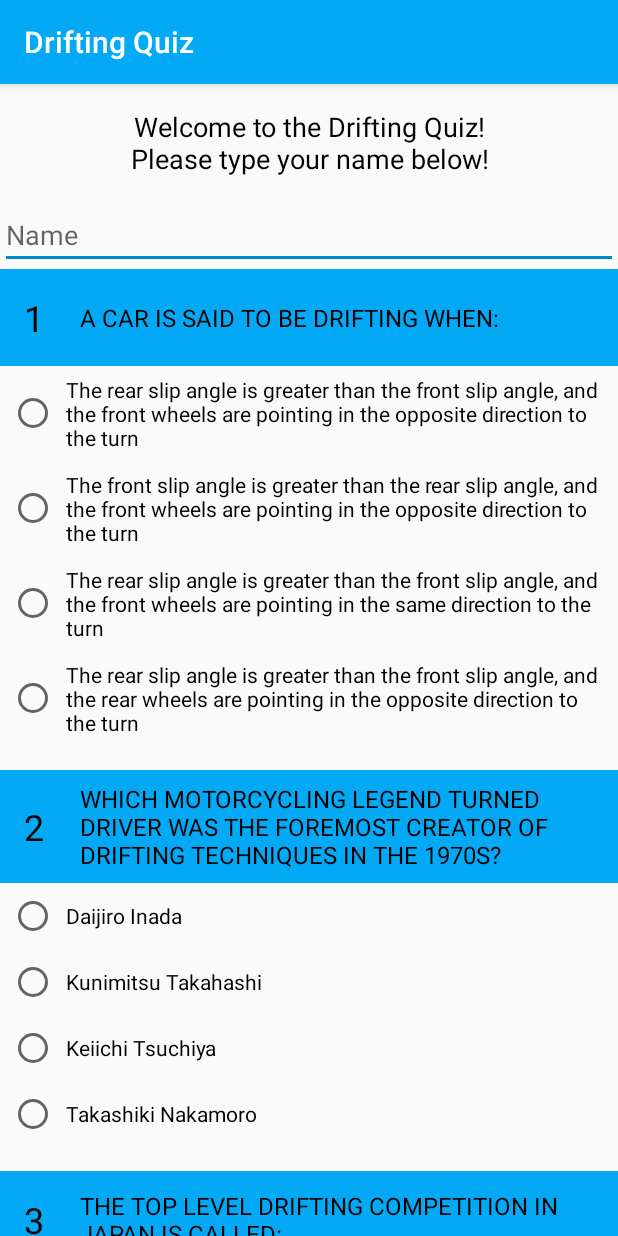
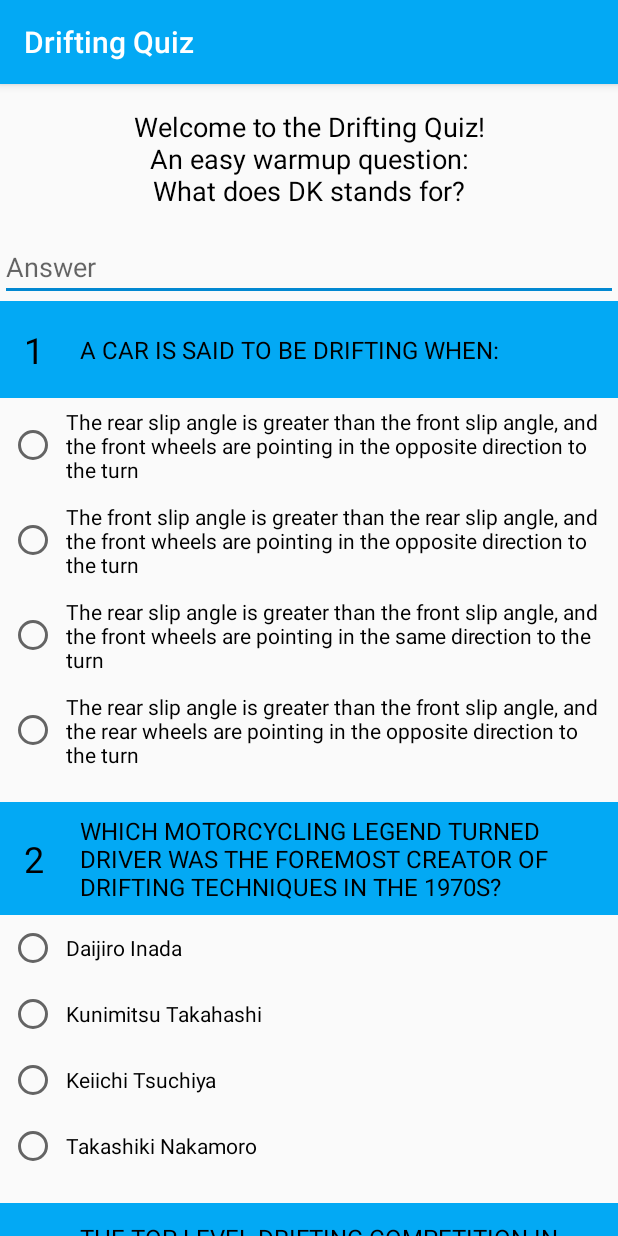
Before and after one commit to H3ll0W0rldHU/DriftingQuiz, an Android app: the screen it shows after launch (MainActivity), on a phone screen of 412 x 824 dp. Run offline under Robolectric (Android 15) with nearby library versions, the phone set to English and light mode, and no system bars.

Commit message:
- Removed the name input text field - Added a text input warmup question - fixed the issue with the logic of the checkboxes

```diff
--- a/app/src/main/res/layout/activity_main.xml
+++ b/app/src/main/res/layout/activity_main.xml
@@ -22,7 +22,7 @@
             android:textSize="18sp" />
 
         <EditText
-            android:id="@+id/name_field"
+            android:id="@+id/warm_up_question"
             android:layout_width="match_parent"
             android:layout_height="wrap_content"
             android:hint="@string/name" />
@@ -49,6 +49,7 @@
                 android:layout_height="wrap_content"
                 android:layout_centerVertical="true"
                 android:layout_toEndOf="@+id/question_1"
+                android:layout_toRightOf="@+id/question_1"
                 android:padding="8dp"
                 android:text="@string/question_1_title"
                 android:textAllCaps="true"
@@ -125,6 +126,7 @@
                 android:layout_height="wrap_content"
                 android:layout_centerVertical="true"
                 android:layout_toEndOf="@+id/question_2"
+                android:layout_toRightOf="@+id/question_2"
                 android:padding="8dp"
                 android:text="@string/question_2_title"
                 android:textAllCaps="true"
@@ -201,6 +203,7 @@
                 android:layout_height="wrap_content"
                 android:layout_centerVertical="true"
                 android:layout_toEndOf="@+id/question_3"
+                android:layout_toRightOf="@+id/question_3"
                 android:padding="8dp"
                 android:text="@string/question_3_title"
                 android:textAllCaps="true"
@@ -277,6 +280,7 @@
                 android:layout_height="wrap_content"
                 android:layout_centerVertical="true"
                 android:layout_toEndOf="@+id/question_4"
+                android:layout_toRightOf="@+id/question_4"
                 android:padding="8dp"
                 android:text="@string/question_4_title"
                 android:textAllCaps="true"
@@ -353,6 +357,7 @@
                 android:layout_height="wrap_content"
                 android:layout_centerVertical="true"
                 android:layout_toEndOf="@+id/question_5"
+                android:layout_toRightOf="@+id/question_5"
                 android:padding="8dp"
                 android:text="@string/question_5_title"
                 android:textAllCaps="true"
@@ -429,6 +434,7 @@
                 android:layout_height="wrap_content"
                 android:layout_centerVertical="true"
                 android:layout_toEndOf="@+id/question_6"
+                android:layout_toRightOf="@+id/question_6"
                 android:padding="8dp"
                 android:text="@string/question_6_title"
                 android:textAllCaps="true"
@@ -479,10 +485,10 @@
     <Button
         android:layout_width="wrap_content"
         android:layout_height="wrap_content"
+        android:layout_weight="1"
         android:onClick="checkAnswers"
         android:text="@string/check_answers"
-        android:textAllCaps="true"
-        android:layout_weight="1"/>
+        android:textAllCaps="true" />
 
     <!-- Button for resetting the quiz-->
 
--- a/app/src/main/res/values/strings.xml
+++ b/app/src/main/res/values/strings.xml
@@ -1,7 +1,7 @@
 <resources>
     <string name="app_name">Drifting Quiz</string>
-    <string name="welcome_message">Welcome to the Drifting Quiz!\nPlease type your name below!</string>
-    <string name="name">Name</string>
+    <string name="welcome_message">Welcome to the Drifting Quiz!\nAn easy warmup question:\nWhat does DK stands for?</string>
+    <string name="name">Answer</string>
 
     <string name="question_1_title">A car is said to be drifting when:</string>
     <string name="question_1_answer_1">The rear slip angle is greater than the front slip angle, and the front wheels are pointing in the opposite direction to the turn</string>
@@ -41,5 +41,5 @@
 
     <string name="check_answers">Check the answers</string>
     <string name="reset">Reset</string>
-    <string name="has_achieved">has achieved:</string>
+    <string name="you_achieved">You achieved:</string>
 </resources>
--- a/build.gradle
+++ b/build.gradle
@@ -5,7 +5,7 @@ buildscript {
         jcenter()
     }
     dependencies {
-        classpath 'com.android.tools.build:gradle:2.3.0'
+        classpath 'com.android.tools.build:gradle:2.3.2'
 
         // NOTE: Do not place your application dependencies here; they belong
         // in the individual module build.gradle files
```
Also changed, not shown: app/src/main/java/com/example/android/driftingquiz/MainActivity.java (+26 -15 lines).
